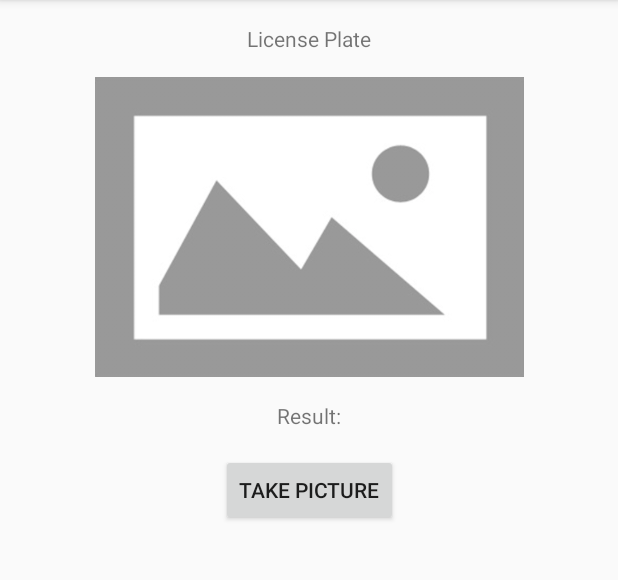
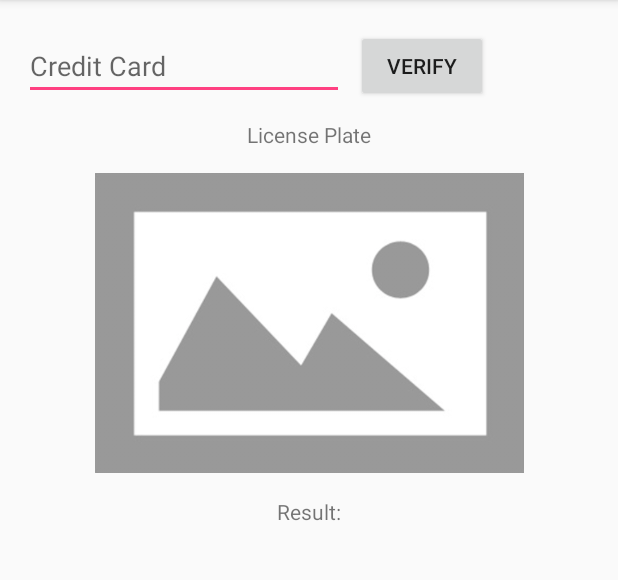
Before and after one commit to kevinfaust0308/AutoPark, an Android app: the screen it shows after launch (MainActivity), on a phone screen of 412 x 824 dp, the part 84-664 px from its top. Run offline under Robolectric (Android 15) with nearby library versions, the phone set to English and light mode, and no system bars; our stand-ins replace ButterKnife, Picasso; libraries missing offline, so code that uses them is left out: com.amazonaws.auth, com.amazonaws.mobileconnectors, com.amazonaws.regions, com.amazonaws.services, org.openalpr and 1 more; 3 statements that could not run were skipped.

Commit message:
most recent

```diff
--- a/app/build.gradle
+++ b/app/build.gradle
@@ -35,7 +35,7 @@ dependencies {
     compile 'com.google.code.gson:gson:2.5'
     compile 'com.jakewharton:butterknife:8.5.1'
     annotationProcessor 'com.jakewharton:butterknife-compiler:8.5.1'
-    compile 'com.android.support.constraint:constraint-layout:1.0.1'
     compile 'com.amazonaws:aws-android-sdk-ddb:2.2.+'
     compile 'com.amazonaws:aws-android-sdk-ddb-mapper:2.2.+'
+    compile 'com.android.support.constraint:constraint-layout:1.0.2'
 }
--- a/app/src/main/java/com/monsoonblessing/kevinfaust/ruhacks/MainActivity.java
+++ b/app/src/main/java/com/monsoonblessing/kevinfaust/ruhacks/MainActivity.java
@@ -11,11 +11,14 @@ import android.os.Environment;
 import android.provider.MediaStore;
 import android.support.v7.app.AppCompatActivity;
 import android.util.Log;
-import android.view.View;
 import android.widget.ImageView;
 import android.widget.TextView;
 import android.widget.Toast;
 
+import com.amazonaws.auth.CognitoCachingCredentialsProvider;
+import com.amazonaws.mobileconnectors.dynamodbv2.dynamodbmapper.DynamoDBMapper;
+import com.amazonaws.regions.Regions;
+import com.amazonaws.services.dynamodbv2.AmazonDynamoDBClient;
 import com.google.gson.Gson;
 import com.google.gson.JsonSyntaxException;
 import com.squareup.picasso.Picasso;
@@ -31,6 +34,7 @@ import java.util.Locale;
 
 import butterknife.BindView;
 import butterknife.ButterKnife;
+import butterknife.OnClick;
 
 public class MainActivity extends AppCompatActivity {
 
@@ -43,6 +47,10 @@ public class MainActivity extends AppCompatActivity {
     TextView resultTextView;
     @BindView(R.id.license_image)
     ImageView imageView;
+    @BindView(R.id.creditCardText)
+    TextView creditCardTextView;
+
+    private DynamoDBMapper mapper;
 
     @Override
     protected void onCreate(Bundle savedInstanceState) {
@@ -55,10 +63,36 @@ public class MainActivity extends AppCompatActivity {
         openAlprConfFile = ANDROID_DATA_DIR + File.separatorChar + "runtime_data" + File.separatorChar + "openalpr.conf";
 
 
-        findViewById(R.id.take_picture).setOnClickListener(new View.OnClickListener() {
-            @Override
-            public void onClick(View view) {
-                // check if we have storage permission
+        // Initialize the Amazon Cognito credentials provider
+        CognitoCachingCredentialsProvider credentialsProvider = new CognitoCachingCredentialsProvider(
+                getApplicationContext(),
+                "us-west-2:3d91c865-8a4a-437a-8816-ae5e9c8578a1", // Identity Pool ID
+                Regions.US_WEST_2 // Region
+        );
+        AmazonDynamoDBClient ddbClient = new AmazonDynamoDBClient(credentialsProvider);
+        mapper = new DynamoDBMapper(ddbClient);
+    }
+
+//    @OnClick(R.id.take_picture)
+//    void onTakePicture() {
+//        // check if we have storage permission
+//        if (!PermissionManager.hasStoragePermission(MainActivity.this)) {
+//            PermissionManager.requestPermission(MainActivity.this, PermissionManager.STORAGE_PERMISSION, PermissionManager.PERMISSION_STORAGE_CODE);
+//            // check if we have camera permission
+//        } else if (!PermissionManager.hasCameraPermission(MainActivity.this)) {
+//            PermissionManager.requestPermission(MainActivity.this, PermissionManager.CAMERA_PERMISSION, PermissionManager.PERMISSION_CAMERA_CODE);
+//        } else {
+//            takePicture();
+//        }
+//    }
+
+    @OnClick(R.id.verifyCreditCard)
+    void onVerifyCreditCard() {
+        // make sure credit card field not blank
+        if (creditCardTextView.getText().length() != 0) {
+            // verify credit card is legit ...
+
+            // check if we have storage permission and proceed to take picture
             if (!PermissionManager.hasStoragePermission(MainActivity.this)) {
                 PermissionManager.requestPermission(MainActivity.this, PermissionManager.STORAGE_PERMISSION, PermissionManager.PERMISSION_STORAGE_CODE);
                 // check if we have camera permission
@@ -68,8 +102,6 @@ public class MainActivity extends AppCompatActivity {
                 takePicture();
             }
         }
-        });
-
     }
 
     @Override
--- a/app/src/main/res/layout/activity_main.xml
+++ b/app/src/main/res/layout/activity_main.xml
@@ -8,56 +8,83 @@
     android:layout_height="match_parent"
     tools:context="com.monsoonblessing.kevinfaust.ruhacks.MainActivity">
 
-    <Button
-        android:text="Take Picture"
+    <!--<Button-->
+    <!--android:enabled="false"-->
+    <!--android:text="Take Picture"-->
+    <!--android:layout_width="wrap_content"-->
+    <!--android:layout_height="wrap_content"-->
+    <!--android:id="@+id/take_picture"-->
+    <!--android:layout_marginTop="8dp"-->
+    <!--app:layout_constraintTop_toBottomOf="@+id/result_text"-->
+    <!--app:layout_constraintRight_toRightOf="@+id/result_text"-->
+    <!--app:layout_constraintLeft_toLeftOf="@+id/result_text"-->
+    <!--/>-->
+
+    <TextView
+        android:id="@+id/result_text"
         android:layout_width="wrap_content"
         android:layout_height="wrap_content"
-        android:id="@+id/take_picture"
         android:layout_marginTop="8dp"
-        app:layout_constraintTop_toBottomOf="@+id/result_text"
-        app:layout_constraintRight_toRightOf="@+id/result_text"
-        app:layout_constraintLeft_toLeftOf="@+id/result_text"
-        />
+        android:padding="8dp"
+        android:text="Result:"
+        app:layout_constraintLeft_toLeftOf="@+id/license_image"
+        app:layout_constraintRight_toRightOf="@+id/license_image"
+        app:layout_constraintTop_toBottomOf="@+id/license_image"/>
 
     <TextView
-        android:text="Result:"
-        android:padding="8dp"
+        android:id="@+id/textView2"
         android:layout_width="wrap_content"
         android:layout_height="wrap_content"
-        android:id="@+id/result_text"
-        android:layout_marginTop="8dp"
-        app:layout_constraintTop_toBottomOf="@+id/license_image"
-        app:layout_constraintRight_toRightOf="@+id/license_image"
-        app:layout_constraintLeft_toLeftOf="@+id/license_image"/>
+        android:layout_marginEnd="16dp"
+        android:layout_marginLeft="16dp"
+        android:layout_marginRight="16dp"
+        android:layout_marginStart="16dp"
+        android:layout_marginTop="80dp"
+        android:text="License Plate"
+        app:layout_constraintLeft_toLeftOf="parent"
+        app:layout_constraintRight_toRightOf="parent"
+        app:layout_constraintTop_toTopOf="parent"
+        tools:layout_constraintTop_creator="1"/>
 
-    <TextView
-        android:text="License Plate"
+    <ImageView
+        android:id="@+id/license_image"
+        android:layout_width="300dp"
+        android:layout_height="200dp"
+        android:layout_marginEnd="16dp"
+        android:layout_marginLeft="16dp"
+        android:layout_marginRight="16dp"
+        android:layout_marginStart="16dp"
+        android:layout_marginTop="16dp"
+        android:scaleType="centerInside"
+        app:layout_constraintLeft_toLeftOf="parent"
+        app:layout_constraintRight_toRightOf="parent"
+        app:layout_constraintTop_toBottomOf="@+id/textView2"
+        app:srcCompat="@drawable/placeholder"/>
+
+    <EditText
+        android:id="@+id/creditCardText"
         android:layout_width="wrap_content"
         android:layout_height="wrap_content"
-        android:id="@+id/textView2"
-        tools:layout_constraintTop_creator="1"
+        android:layout_marginBottom="8dp"
+        android:layout_marginLeft="16dp"
+        android:layout_marginStart="16dp"
         android:layout_marginTop="16dp"
-        app:layout_constraintTop_toTopOf="parent"
-        android:layout_marginEnd="16dp"
-        app:layout_constraintRight_toRightOf="parent"
-        android:layout_marginRight="16dp"
-        android:layout_marginStart="16dp"
+        android:ems="10"
+        android:hint="Credit Card"
+        android:inputType="textPersonName"
+        app:layout_constraintBottom_toTopOf="@+id/textView2"
         app:layout_constraintLeft_toLeftOf="parent"
-        android:layout_marginLeft="16dp"/>
+        app:layout_constraintTop_toTopOf="parent"/>
 
-    <ImageView
-        android:scaleType="centerInside"
-        android:layout_width="300dp"
-        app:srcCompat="@drawable/placeholder"
-        android:id="@+id/license_image"
-        android:layout_height="200dp"
-        android:layout_marginTop="16dp"
-        app:layout_constraintTop_toBottomOf="@+id/textView2"
-        android:layout_marginEnd="16dp"
-        app:layout_constraintRight_toRightOf="parent"
-        android:layout_marginRight="16dp"
-        android:layout_marginStart="16dp"
-        app:layout_constraintLeft_toLeftOf="parent"
-        android:layout_marginLeft="16dp"/>
+    <Button
+        android:id="@+id/verifyCreditCard"
+        android:layout_width="wrap_content"
+        android:layout_height="wrap_content"
+        android:layout_marginLeft="8dp"
+        android:layout_marginStart="8dp"
+        android:text="verify"
+        app:layout_constraintBottom_toBottomOf="@+id/creditCardText"
+        app:layout_constraintLeft_toRightOf="@+id/creditCardText"
+        app:layout_constraintTop_toTopOf="@+id/creditCardText"/>
 
 </android.support.constraint.ConstraintLayout>
```
Also changed, not shown: app/src/main/java/com/monsoonblessing/kevinfaust/ruhacks/Vehicle.java (added, +56 -0 lines). Lines whose indentation alone changed are shown as unchanged.
